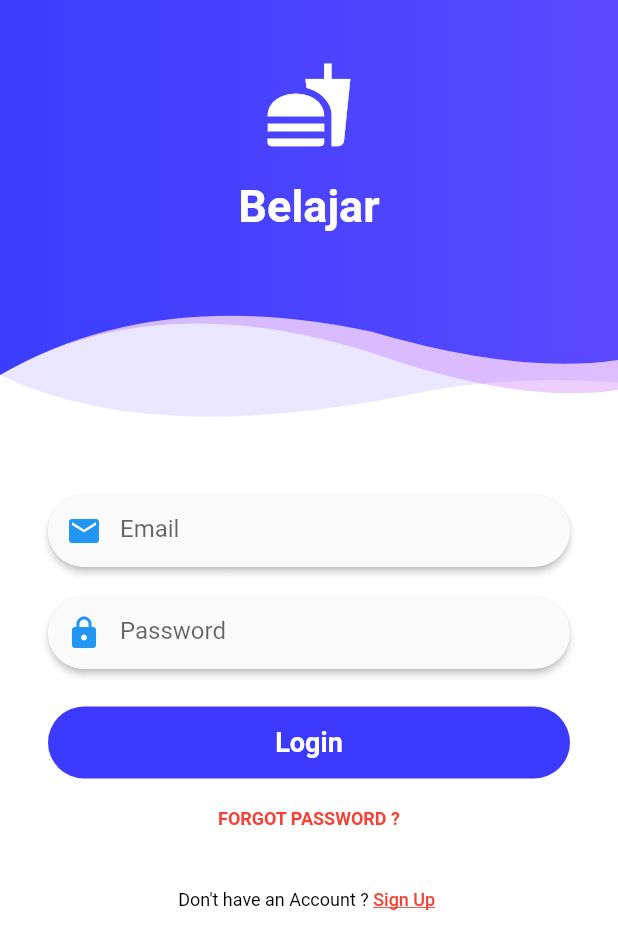
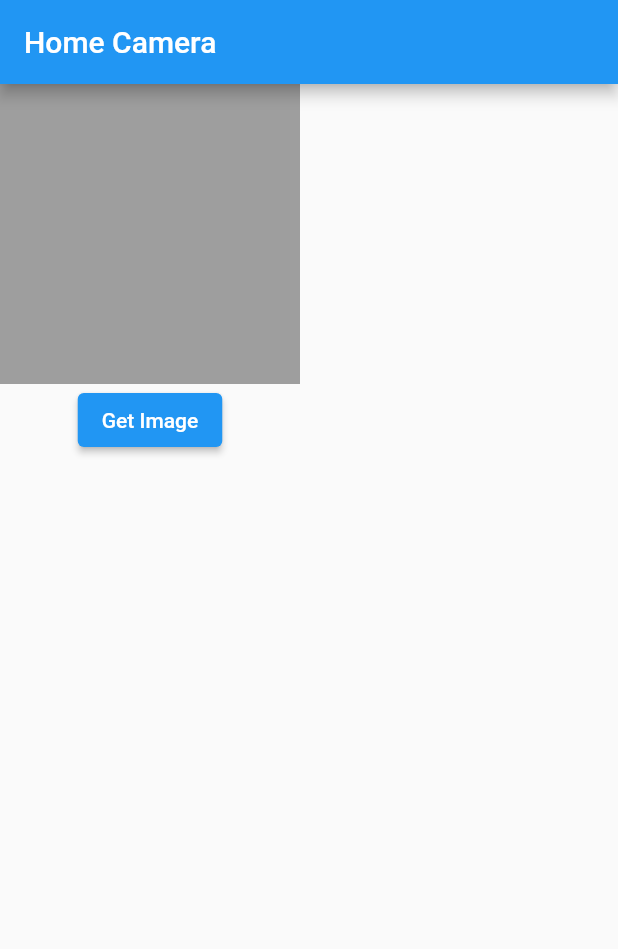
Before and after one commit to manbudi5900/bloc_example, a Flutter app: the screen it shows after launch, on a phone screen of 412 x 824 dp. Shown: the top 949 px of the screen. Run offline on Flutter 3.47's test engine with Material 2 defaults, Android fonts, the phone set to English and light mode, and no system bars; our stand-ins replace bloc, dartz, dio, flutter_bloc, freezed_annotation, get_storage and 1 more; accounts and stored records are empty.

Commit message:
open camera

```diff
--- a/lib/app_widget.dart
+++ b/lib/app_widget.dart
@@ -1,3 +1,4 @@
+import 'package:belajar/presentation/home2/home2_screen_page.dart';
 import 'package:belajar/presentation/presentation.dart';
 import 'package:flutter/material.dart';
 
@@ -12,7 +13,7 @@ class AppWidget extends StatelessWidget {
       theme: ThemeData(
         primarySwatch: Colors.blue,
       ),
-      home: const SignInPage(),
+      home: const Home2ScreenPage(),
     );
   }
 }
--- a/lib/application/auth/bloc/authb_event.dart
+++ b/lib/application/auth/bloc/authb_event.dart
@@ -6,4 +6,5 @@ class AuthbEvent with _$AuthbEvent {
   const factory AuthbEvent.signIn(LoginRequest requestData) = _SignIn;
   const factory AuthbEvent.saveUserData(LoginResponse responseData) =
       _SaveUserData;
+  const factory AuthbEvent.loadUserData() = _LoadUserData;
 }
--- a/lib/main.dart
+++ b/lib/main.dart
@@ -3,7 +3,7 @@ import 'package:flutter/material.dart';
 import 'package:get_storage/get_storage.dart';
 
 void main() async {
-  // await GetStorage.init();
+  await GetStorage.init();
 
   runApp(const AppWidget());
 }
--- /dev/null
+++ b/lib/presentation/home2/home2_screen_page.dart
@@ -0,0 +1,42 @@
+import 'dart:io';
+import 'dart:math';
+
+import 'package:flutter/material.dart';
+import 'package:flutter/src/foundation/key.dart';
+import 'package:flutter/src/widgets/framework.dart';
+import 'package:image_picker/image_picker.dart';
+
+class Home2ScreenPage extends StatefulWidget {
+  const Home2ScreenPage({Key? key}) : super(key: key);
+
+  @override
+  State<Home2ScreenPage> createState() => _Home2ScreenPageState();
+}
+
+class _Home2ScreenPageState extends State<Home2ScreenPage> {
+  late File image;
+  final picker = ImagePicker();
+  @override
+  Widget build(BuildContext context) {
+    return Scaffold(
+      appBar: AppBar(
+        title: const Text("Home Camera"),
+      ),
+      body: Column(
+        children: [
+          Container(
+            height: 200,
+            width: 200,
+            color: Colors.grey,
+          ),
+          ElevatedButton(
+            onPressed: () {
+              picker.getImage(source: ImageSource.camera, imageQuality: 40);
+            },
+            child: const Text("Get Image"),
+          )
+        ],
+      ),
+    );
+  }
+}
--- a/lib/presentation/presentation.dart
+++ b/lib/presentation/presentation.dart
@@ -14,3 +14,4 @@ import 'package:belajar/utils/constants.dart' as contants;
 part 'sign_in/sign_in_page.dart';
 
 part 'home/home_page.dart';
+part 'splash_screen/splash_screen_page.dart';
--- a/pubspec.yaml
+++ b/pubspec.yaml
@@ -35,6 +35,7 @@ dependencies:
   flutter_bloc: ^8.1.3
   freezed_annotation: ^2.4.1
   get_storage: ^2.1.1
+  image_picker: ^0.8.7+1
 
 dev_dependencies:
   build_runner: ^2.3.3
```
Also changed, not shown: lib/application/auth/bloc/authb_bloc.dart (+14 -2 lines), lib/presentation/home/home_page.dart (+14 -1 lines), lib/presentation/splash_screen/splash_screen_page.dart (added, +40 -0 lines), lib/application/auth/bloc/authb_bloc.freezed.dart, pubspec.lock, 8 other files.
